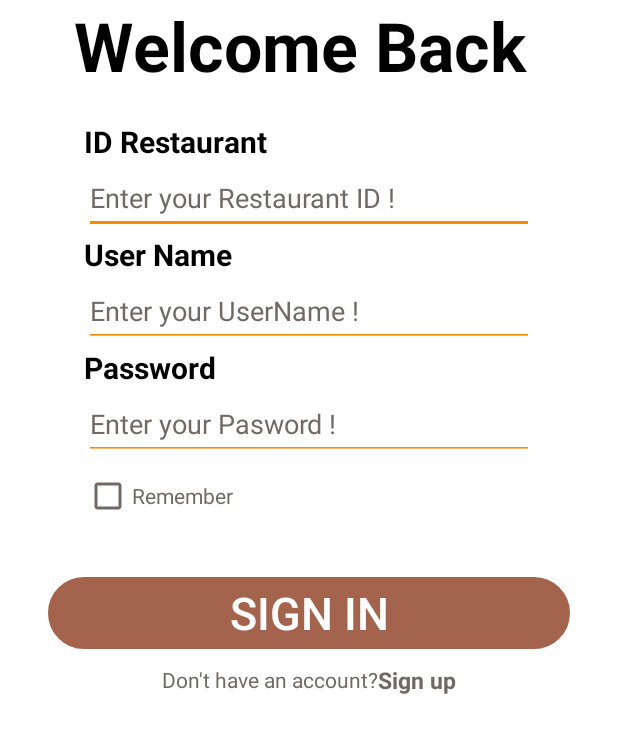
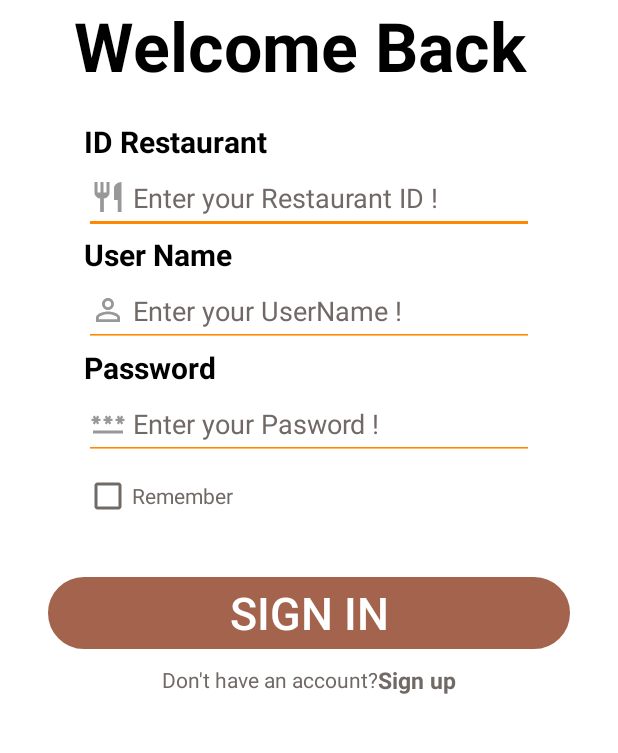
Before and after one commit to ltwang03/hres-management, an Android app: the LoginActivity screen opened directly, with no data from a screen before it, on a phone screen of 412 x 824 dp, the part 382-1135 px from its top. Run offline under Robolectric (Android 15) with nearby library versions, the phone set to English and light mode, and no system bars.

Commit message:
login/register base

```diff
--- a/app/src/main/AndroidManifest.xml
+++ b/app/src/main/AndroidManifest.xml
@@ -12,6 +12,9 @@
         android:supportsRtl="true"
         android:theme="@style/Theme.AppCompat.Light.NoActionBar"
         tools:targetApi="31">
+        <activity
+            android:name=".HomePageActivity"
+            android:exported="false" />
         <activity
             android:name=".RegisterActivity"
             android:exported="false">
--- a/app/src/main/java/edu/huflit/hres_management/LoginActivity.java
+++ b/app/src/main/java/edu/huflit/hres_management/LoginActivity.java
@@ -1,13 +1,68 @@
 package edu.huflit.hres_management;
 
 import androidx.appcompat.app.AppCompatActivity;
+
+import android.content.Intent;
 import android.os.Bundle;
+import android.view.View;
+import android.widget.Button;
+import android.widget.CheckBox;
+import android.widget.EditText;
+import android.widget.TextView;
+import android.widget.Toast;
 
 public class LoginActivity extends AppCompatActivity {
-
+    EditText lusername, lpassword , lrestaurantID;
+    CheckBox lcbRemember;
+    Button lbtnlogin;
+    TextView ltvSignup;
+    DBHelper DB;
     @Override
     protected void onCreate(Bundle savedInstanceState) {
         super.onCreate(savedInstanceState);
         setContentView(R.layout.activity_login);
+        lrestaurantID = (EditText) findViewById(R.id.edtRestaurantID);
+        lusername = (EditText) findViewById(R.id.edtUsername);
+        lpassword =(EditText) findViewById(R.id.edtPassword);
+        lcbRemember = (CheckBox) findViewById(R.id.cbRemember);
+        lbtnlogin = (Button) findViewById(R.id.btnSignin);
+        ltvSignup =(TextView) findViewById(R.id.tvSignup);
+        DB = new DBHelper(this);
+        lbtnlogin.setOnClickListener(new View.OnClickListener() {
+            @Override
+            public void onClick(View view) {
+                String restaurantID = lrestaurantID.getText().toString();
+                String username = lusername.getText().toString();
+                String password = lpassword.getText().toString();
+                if(username.equals("") || password.equals("") || lrestaurantID.equals("")) {
+                    Toast.makeText(LoginActivity.this, "Please enter all the fields", Toast.LENGTH_SHORT).show();
+                }
+                else {
+                    Boolean checkAll = DB.checkUsernameandpassword(username,password);
+                    if(checkAll == true){
+                        Toast.makeText(LoginActivity.this, "Login successfully" , Toast.LENGTH_SHORT).show();
+                        Intent i = new Intent(LoginActivity.this, HomePageActivity.class);
+                        startActivity(i);
+                    }
+                    else {
+                        Toast.makeText(LoginActivity.this, "Invalid Credentials", Toast.LENGTH_SHORT).show();
+                    }
+
+                }
+
+
+
+            }
+        });
+        ltvSignup.setOnClickListener(new View.OnClickListener() {
+            @Override
+            public void onClick(View view) {
+                Intent i = new Intent(LoginActivity.this,RegisterActivity.class);
+                startActivity(i);
+            }
+        });
+
+
+
     }
 }
--- /dev/null
+++ b/app/src/main/res/drawable/baseline_password_24.xml
@@ -0,0 +1,5 @@
+<vector android:height="24dp" android:tint="#989898"
+    android:viewportHeight="24" android:viewportWidth="24"
+    android:width="24dp" xmlns:android="http://schemas.android.com/apk/res/android">
+    <path android:fillColor="@android:color/white" android:pathData="M2,17h20v2H2V17zM3.15,12.95L4,11.47l0.85,1.48l1.3,-0.75L5.3,10.72H7v-1.5H5.3l0.85,-1.47L4.85,7L4,8.47L3.15,7l-1.3,0.75L2.7,9.22H1v1.5h1.7L1.85,12.2L3.15,12.95zM9.85,12.2l1.3,0.75L12,11.47l0.85,1.48l1.3,-0.75l-0.85,-1.48H15v-1.5h-1.7l0.85,-1.47L12.85,7L12,8.47L11.15,7l-1.3,0.75l0.85,1.47H9v1.5h1.7L9.85,12.2zM23,9.22h-1.7l0.85,-1.47L20.85,7L20,8.47L19.15,7l-1.3,0.75l0.85,1.47H17v1.5h1.7l-0.85,1.48l1.3,0.75L20,11.47l0.85,1.48l1.3,-0.75l-0.85,-1.48H23V9.22z"/>
+</vector>
--- /dev/null
+++ b/app/src/main/res/drawable/baseline_person_outline_24.xml
@@ -0,0 +1,5 @@
+<vector android:height="24dp" android:tint="#989898"
+    android:viewportHeight="24" android:viewportWidth="24"
+    android:width="24dp" xmlns:android="http://schemas.android.com/apk/res/android">
+    <path android:fillColor="@android:color/white" android:pathData="M12,5.9c1.16,0 2.1,0.94 2.1,2.1s-0.94,2.1 -2.1,2.1S9.9,9.16 9.9,8s0.94,-2.1 2.1,-2.1m0,9c2.97,0 6.1,1.46 6.1,2.1v1.1L5.9,18.1L5.9,17c0,-0.64 3.13,-2.1 6.1,-2.1M12,4C9.79,4 8,5.79 8,8s1.79,4 4,4 4,-1.79 4,-4 -1.79,-4 -4,-4zM12,13c-2.67,0 -8,1.34 -8,4v3h16v-3c0,-2.66 -5.33,-4 -8,-4z"/>
+</vector>
--- /dev/null
+++ b/app/src/main/res/drawable/baseline_restaurant_24.xml
@@ -0,0 +1,5 @@
+<vector android:height="24dp" android:tint="#989898"
+    android:viewportHeight="24" android:viewportWidth="24"
+    android:width="24dp" xmlns:android="http://schemas.android.com/apk/res/android">
+    <path android:fillColor="@android:color/white" android:pathData="M11,9L9,9L9,2L7,2v7L5,9L5,2L3,2v7c0,2.12 1.66,3.84 3.75,3.97L6.75,22h2.5v-9.03C11.34,12.84 13,11.12 13,9L13,2h-2v7zM16,6v8h2.5v8L21,22L21,2c-2.76,0 -5,2.24 -5,4z"/>
+</vector>
--- a/app/src/main/res/layout/activity_login.xml
+++ b/app/src/main/res/layout/activity_login.xml
@@ -46,11 +46,14 @@
 
 
         <EditText
+            android:id="@+id/edtRestaurantID"
             android:layout_width="300dp"
             android:layout_height="wrap_content"
             android:backgroundTint="@android:color/holo_orange_dark"
-            android:hint="Enter your Restaurant ID !"
+            android:drawableLeft="@drawable/baseline_restaurant_24"
+            android:hint=" Enter your Restaurant ID !"
             android:inputType="text"
+
             android:maxEms="5"
             android:minHeight="48dp"
             android:textColor="@color/black"
@@ -67,16 +70,19 @@
             tools:ignore="TextSizeCheck" />
 
         <EditText
+            android:id="@+id/edtUsername"
             android:layout_width="300dp"
             android:layout_height="wrap_content"
             android:backgroundTint="@android:color/holo_orange_dark"
+            android:drawableLeft="@drawable/baseline_person_outline_24"
+
+
             android:ems="10"
+            android:hint=" Enter your UserName !"
+            android:inputType="text"
+            android:minHeight="48dp"
             android:textColor="@color/black"
-
-            android:hint="Enter your UserName !"
-            android:textColorHint="#716966"
-            android:inputType="text"
-            android:minHeight="48dp" />
+            android:textColorHint="#716966" />
 
         <RadioGroup
             android:layout_width="match_parent"
@@ -92,18 +98,23 @@
             tools:ignore="TextSizeCheck" />
 
         <EditText
+            android:id="@+id/edtPassword"
             android:layout_width="300dp"
             android:layout_height="wrap_content"
             android:backgroundTint="@android:color/holo_orange_dark"
+
+            android:drawableLeft="@drawable/baseline_password_24"
             android:ems="10"
+
+            android:hint=" Enter your Pasword !"
+
+            android:inputType="textPassword"
+            android:minHeight="48dp"
             android:textColor="@color/black"
-
-            android:hint="Enter your Pasword !"
-            android:textColorHint="#716966"
-            android:inputType="textPassword"
-            android:minHeight="48dp" />
+            android:textColorHint="#716966" />
 
         <CheckBox
+            android:id="@+id/cbRemember"
             android:layout_width="wrap_content"
             android:layout_height="wrap_content"
             android:minHeight="48dp"
@@ -113,6 +124,7 @@
     </LinearLayout>
 
     <Button
+        android:id="@+id/btnSignin"
         android:layout_width="match_parent"
         android:layout_height="wrap_content"
         android:layout_marginStart="32dp"
@@ -123,6 +135,7 @@
         android:textColor="@color/white"
         android:textSize="30dp"
         app:backgroundTint="#A4634D" />
+
     <LinearLayout
         android:layout_width="wrap_content"
         android:layout_height="wrap_content"
@@ -134,13 +147,15 @@
             android:layout_gravity="center"
             android:text="Don't have an account?"
             android:textColor="#716966" />
+
         <TextView
+            android:id="@+id/tvSignup"
             android:layout_width="wrap_content"
             android:layout_height="wrap_content"
             android:text="Sign up"
+            android:textColor="#716966"
             android:textSize="15dp"
-            android:textStyle="bold"
-            android:textColor="#716966"/>
+            android:textStyle="bold" />
     </LinearLayout>
 
 
--- a/build.gradle
+++ b/build.gradle
@@ -1,5 +1,5 @@
 // Top-level build file where you can add configuration options common to all sub-projects/modules.
 plugins {
-    id 'com.android.application' version '7.3.1' apply false
-    id 'com.android.library' version '7.3.1' apply false
+    id 'com.android.application' version '7.4.1' apply false
+    id 'com.android.library' version '7.4.1' apply false
 }
```
Also changed, not shown: app/src/main/java/edu/huflit/hres_management/HomePageActivity.java (added, +14 -0 lines), app/src/main/java/edu/huflit/hres_management/RegisterActivity.java (+60 -1 lines), app/src/main/res/layout/activity_home_page.xml (added, +9 -0 lines), app/src/main/res/layout/activity_register.xml (+21 -16 lines), gradle/wrapper/gradle-wrapper.properties.
